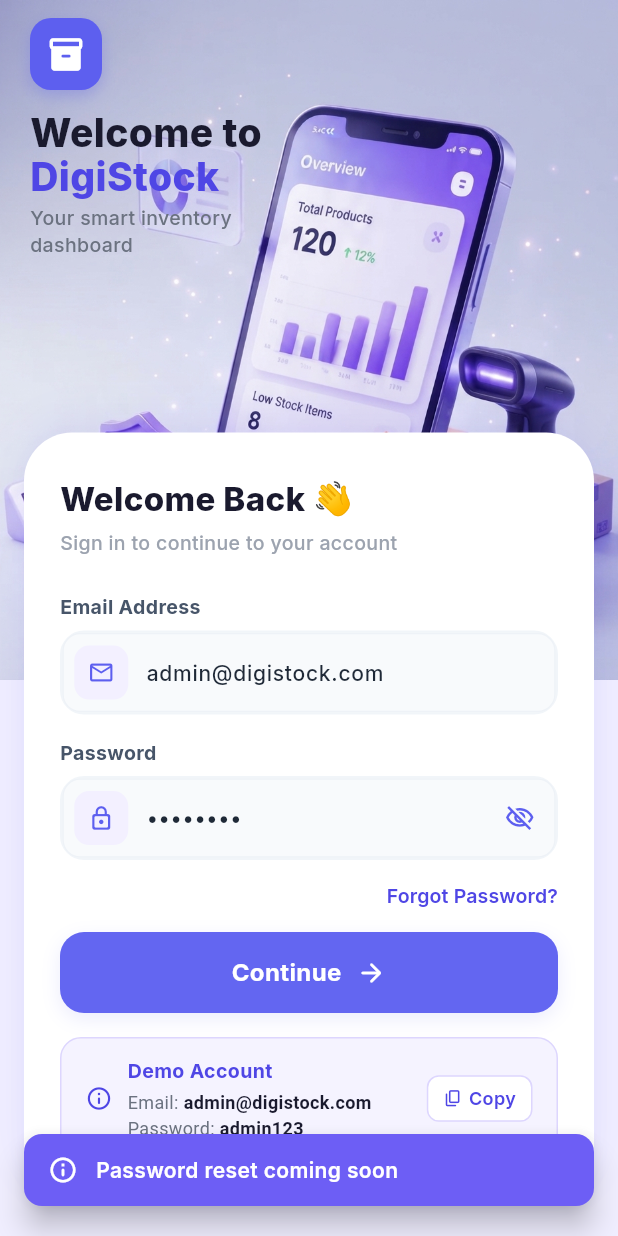
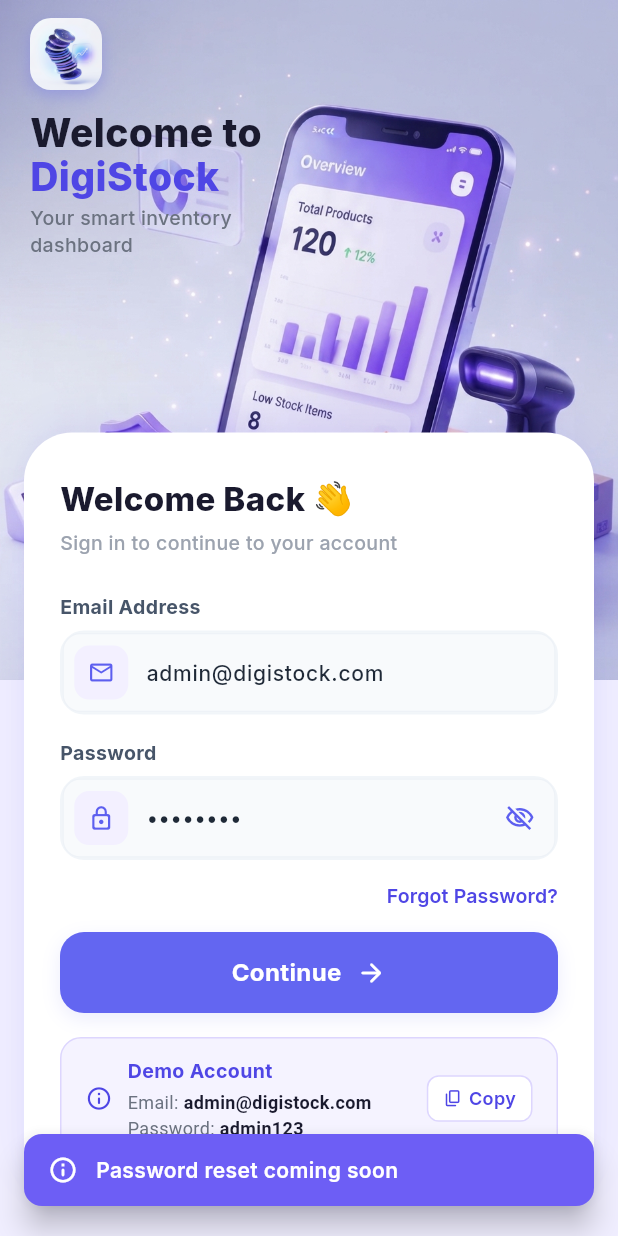
Before and after one commit to Syak1234/DigiStock, a Flutter app: the LoginPage screen opened by its route, after a tap on "Forgot Password?", on a phone screen of 412 x 824 dp. Run offline on Flutter 3.47's test engine with Material 3 defaults, Android fonts, the phone set to English and light mode, and no system bars; drawn by our look-alikes of flutter_animate; our stand-ins replace device_preview, equatable, fl_chart, flutter_bloc, go_router, google_fonts and 3 more; accounts and stored records are empty.

Commit message:
update all

```diff
--- a/lib/features/auth/presentation/pages/login_page.dart
+++ b/lib/features/auth/presentation/pages/login_page.dart
@@ -86,7 +86,6 @@
                       width: 48,
                       height: 48,
                       decoration: BoxDecoration(
-                        color: const Color(0xFF5D5FEF),
                         borderRadius: BorderRadius.circular(14),
                         boxShadow: [
                           BoxShadow(
@@ -98,10 +97,12 @@
                           ),
                         ],
                       ),
-                      child: const Icon(
-                        Icons.inventory_2_rounded,
-                        color: Colors.white,
-                        size: 26,
+                      child: ClipRRect(
+                        borderRadius: BorderRadius.circular(14),
+                        child: Image.asset(
+                          'assets/images/app_logo.png',
+                          fit: BoxFit.cover,
+                        ),
                       ),
                     ).animate().scale(
                       delay: 100.ms,
@@ -118,10 +119,7 @@
                         color: Color(0xFF1A1A2E),
                         height: 1.1,
                       ),
-                        )
-                        .animate()
-                        .fade(delay: 200.ms)
-                        .slideY(begin: 0.2, end: 0),
+                    ).animate().fade(delay: 200.ms).slideY(begin: 0.2, end: 0),
                     // "DigiStock"
                     const Text(
                       'DigiStock',
@@ -131,10 +129,7 @@
                         color: Color(0xFF4F46E5),
                         height: 1.1,
                       ),
-                        )
-                        .animate()
-                        .fade(delay: 250.ms)
-                        .slideY(begin: 0.2, end: 0),
+                    ).animate().fade(delay: 250.ms).slideY(begin: 0.2, end: 0),
                     const SizedBox(height: 4),
                     const Text(
                       'Your smart inventory\ndashboard',
@@ -293,14 +288,14 @@
                             children: [
                               Expanded(
                                 child: _socialButton(
-                                  'Continue with Google',
+                                  'Google',
                                   _googleIcon(),
                                 ),
                               ),
                               const SizedBox(width: 12),
                               Expanded(
                                 child: _socialButton(
-                                  'Continue with Apple',
+                                  'Apple',
                                   _appleIcon(),
                                 ),
                               ),
@@ -313,10 +308,7 @@
 
                           // Security note
                           Padding(
-                            padding: const EdgeInsets.only(
-                              top: 4,
-                              bottom: 4,
-                            ),
+                            padding: const EdgeInsets.only(top: 4, bottom: 4),
                             child: Row(
                               mainAxisAlignment: MainAxisAlignment.center,
                               children: [
@@ -687,11 +679,10 @@
   }
 
   Widget _googleIcon() {
-    return Container(
+    return Image.asset(
+      'assets/images/google_logo.png',
       width: 20,
       height: 20,
-      decoration: const BoxDecoration(shape: BoxShape.circle),
-      child: CustomPaint(painter: _GoogleIconPainter()),
     );
   }
 
@@ -699,48 +690,3 @@
     return const Icon(Icons.apple_rounded, size: 20, color: Colors.black);
   }
 }
-
-// Simple Google "G" icon painter
-class _GoogleIconPainter extends CustomPainter {
-  @override
-  void paint(Canvas canvas, Size size) {
-    final paint = Paint()..style = PaintingStyle.fill;
-    final center = Offset(size.width / 2, size.height / 2);
-    final radius = size.width / 2;
-
-    // Draw the four colored quadrants
-    final colors = [
-      const Color(0xFF4285F4), // blue - top right
-      const Color(0xFF34A853), // green - bottom right
-      const Color(0xFFFBBC05), // yellow - bottom left
-      const Color(0xFFEA4335), // red - top left
-    ];
-    for (int i = 0; i < 4; i++) {
-      paint.color = colors[i];
-      canvas.drawArc(
-        Rect.fromCircle(center: center, radius: radius),
-        i * (3.14159 / 2) - 3.14159 / 4,
-        3.14159 / 2,
-        true,
-        paint,
-      );
-    }
-    // White center
-    paint.color = Colors.white;
-    canvas.drawCircle(center, radius * 0.55, paint);
-    // G letter approximation
-    paint.color = const Color(0xFF4285F4);
-    paint.strokeWidth = 2;
-    paint.style = PaintingStyle.stroke;
-    canvas.drawArc(
-      Rect.fromCircle(center: center, radius: radius * 0.45),
-      -0.3,
-      -5.0,
-      false,
-      paint,
-    );
-  }
-
-  @override
-  bool shouldRepaint(covariant CustomPainter oldDelegate) => false;
-}
```
Also changed, not shown: lib/features/inventory/presentation/pages/dashboard_page.dart (+15 -3 lines), lib/features/onboarding/presentation/pages/onboarding_page.dart (+20 -27 lines), assets/images/google_logo.png (added). Lines whose indentation alone changed are shown as unchanged.
